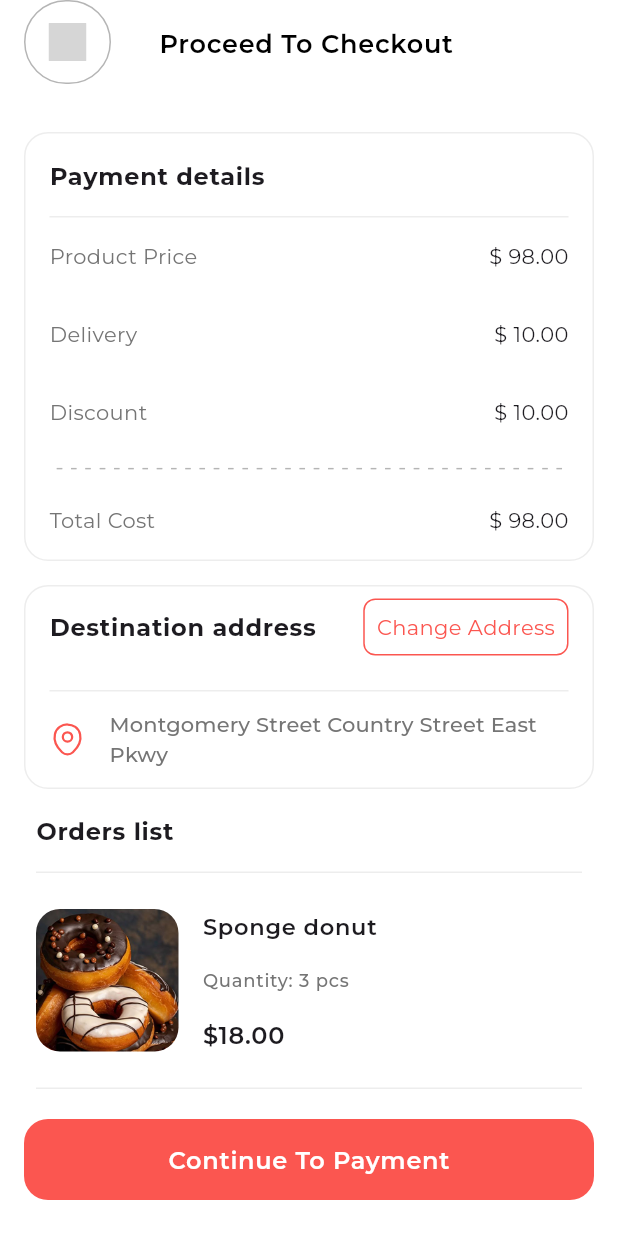
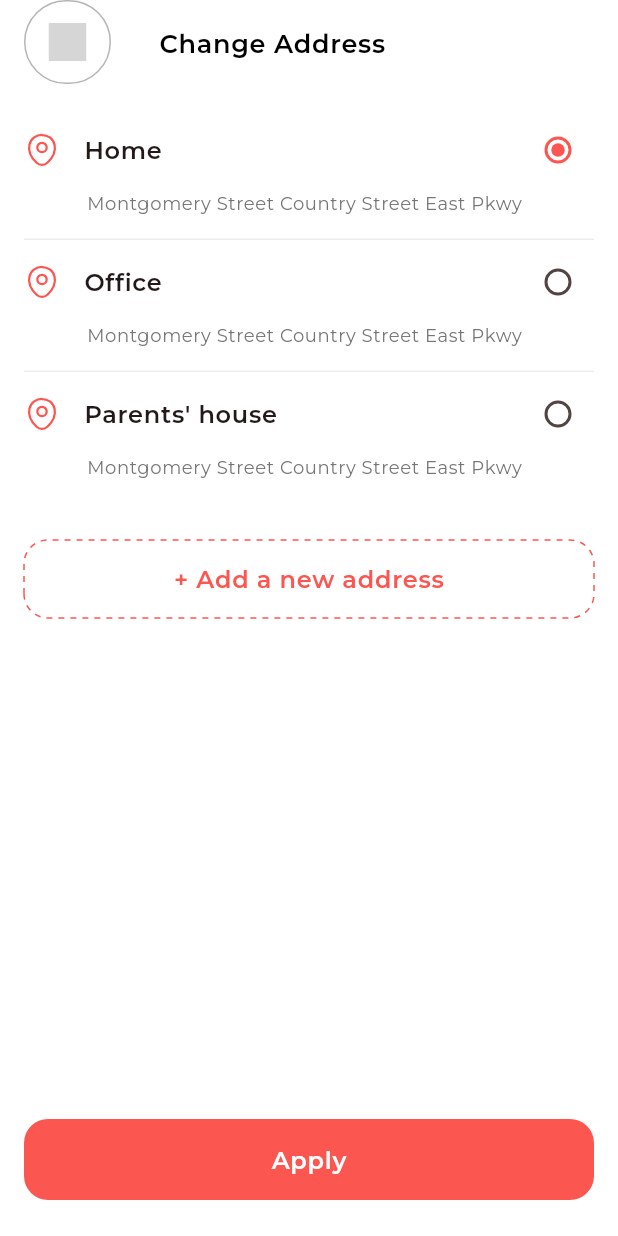
Before and after one commit to ales-dev-studio/Flutter-Sweet-Shop-App-UI, a Flutter app: the ProceedToCheckoutScreen screen opened directly, after a tap on "Change Address", on a phone screen of 412 x 824 dp. Run offline on Flutter 3.47's test engine with Material 3 defaults, Android fonts, the light colour scheme and no system bars; drawn by our look-alikes of dotted_border; our stand-ins replace bloc, carousel_slider, flutter_bloc, flutter_svg, google_fonts, readmore and 1 more; grey boxes are pictures that could not be loaded.

Commit message:
Implement change address screen screen

```diff
--- /dev/null
+++ b/lib/features/cart_feature/presentation/screens/change_address_screen.dart
@@ -0,0 +1,121 @@
+import 'package:dotted_border/dotted_border.dart';
+import 'package:flutter/material.dart';
+import 'package:flutter_sweet_shop_app_ui/core/theme/dimens.dart';
+import 'package:flutter_sweet_shop_app_ui/core/theme/theme.dart';
+import 'package:flutter_sweet_shop_app_ui/core/utils/sized_context.dart';
+import 'package:flutter_sweet_shop_app_ui/core/widgets/app_divider.dart';
+import 'package:flutter_sweet_shop_app_ui/core/widgets/app_scaffold.dart';
+import 'package:flutter_sweet_shop_app_ui/core/widgets/general_app_bar.dart';
+
+import '../../../../core/gen/assets.gen.dart';
+import '../../../../core/widgets/app_button.dart';
+import '../../../../core/widgets/app_svg_viewer.dart';
+
+class ChangeAddressScreen extends StatelessWidget {
+  const ChangeAddressScreen({super.key});
+
+  @override
+  Widget build(BuildContext context) {
+    final appTypography = context.theme.appTypography;
+    final appColors = context.theme.appColors;
+    final List<String> titles = ['Home', 'Office', 'Parents\' house'];
+    return AppScaffold(
+      appBar: GeneralAppBar(title: 'Change Address'),
+      body: SingleChildScrollView(
+        child: Column(
+          children: [
+            ListView.separated(
+              itemCount: titles.length,
+              shrinkWrap: true,
+              physics: NeverScrollableScrollPhysics(),
+              itemBuilder: (final context, final index) {
+                return InkWell(
+                  onTap: () {},
+                  child: Column(
+                    crossAxisAlignment: CrossAxisAlignment.start,
+                    children: [
+                      ListTile(
+                        contentPadding: EdgeInsets.zero,
+                        leading: AppSvgViewer(
+                          Assets.icons.location,
+                          color: appColors.primary,
+                        ),
+                        title: Text(
+                          titles[index],
+                          style: appTypography.bodyLarge,
+                        ),
+                        trailing: Radio(
+                          value: index == 0,
+                          groupValue: true,
+                          onChanged: (final value) {},
+                          activeColor: appColors.primary,
+                        ),
+                      ),
+                      Padding(
+                        padding: const EdgeInsets.only(
+                          left: 42,
+                          right: Dimens.largePadding,
+                          bottom: Dimens.largePadding,
+                        ),
+                        child: Text(
+                          'Montgomery Street Country Street East Pkwy',
+                          style: appTypography.bodySmall.copyWith(
+                            color: appColors.gray4,
+                          ),
+                        ),
+                      ),
+                    ],
+                  ),
+                );
+              },
+              separatorBuilder: (final context, final index) {
+                return AppDivider();
+              },
+            ),
+            SizedBox(height: Dimens.veryLargePadding,),
+            SizedBox(
+              width: context.widthPx,
+              child: DottedBorder(
+                options: RoundedRectDottedBorderOptions(
+                  dashPattern: [4],
+                  strokeWidth: 1,
+                  radius: Radius.circular(Dimens.corners),
+                  color: appColors.primary,
+                ),
+                child: InkWell(
+                  onTap: (){},
+                  borderRadius: BorderRadius.circular(Dimens.corners),
+                  child: Padding(
+                    padding: EdgeInsets.all(Dimens.mediumPadding),
+                    child: Center(
+                      child: Text(
+                        '+ Add a new address',
+                        style: appTypography.bodyLarge.copyWith(
+                          color: appColors.primary,
+                        ),
+                      ),
+                    ),
+                  ),
+                ),
+              ),
+            )
+          ],
+        ),
+      ),
+      bottomNavigationBar: Padding(
+        padding: EdgeInsets.only(
+          left: Dimens.largePadding,
+          right: Dimens.largePadding,
+          bottom: Dimens.padding,
+        ),
+        child: AppButton(
+          onPressed: () {},
+          title: 'Apply',
+          textStyle: appTypography.bodyLarge,
+          borderRadius: Dimens.corners,
+          margin: EdgeInsets.symmetric(vertical: Dimens.largePadding),
+        ),
+      ),
+    );
+  }
+}
--- a/lib/features/cart_feature/presentation/screens/proceed_to_checkout_screen.dart
+++ b/lib/features/cart_feature/presentation/screens/proceed_to_checkout_screen.dart
@@ -1,11 +1,13 @@
 import 'package:flutter/material.dart';
 import 'package:flutter_sweet_shop_app_ui/core/theme/dimens.dart';
 import 'package:flutter_sweet_shop_app_ui/core/theme/theme.dart';
+import 'package:flutter_sweet_shop_app_ui/core/utils/app_navigator.dart';
 import 'package:flutter_sweet_shop_app_ui/core/widgets/app_divider.dart';
 import 'package:flutter_sweet_shop_app_ui/core/widgets/app_scaffold.dart';
 import 'package:flutter_sweet_shop_app_ui/core/widgets/app_svg_viewer.dart';
 import 'package:flutter_sweet_shop_app_ui/core/widgets/bordered_container.dart';
 import 'package:flutter_sweet_shop_app_ui/core/widgets/general_app_bar.dart';
+import 'package:flutter_sweet_shop_app_ui/features/cart_feature/presentation/screens/change_address_screen.dart';
 import 'package:flutter_sweet_shop_app_ui/features/cart_feature/presentation/widgets/orders_list_for_checkout.dart';
 import 'package:flutter_sweet_shop_app_ui/features/cart_feature/presentation/widgets/payment_details_item.dart';
 
@@ -79,7 +81,9 @@ class ProceedToCheckoutScreen extends StatelessWidget {
                           borderColor: appColors.primary,
                           borderRadius: Dimens.smallCorners,
                           child: InkWell(
-                            onTap: () {},
+                            onTap: () {
+                              appPush(context, ChangeAddressScreen());
+                            },
                             borderRadius: BorderRadius.circular(
                               Dimens.smallCorners,
                             ),
--- a/pubspec.yaml
+++ b/pubspec.yaml
@@ -21,6 +21,7 @@ dependencies:
   carousel_slider: ^5.0.0
   smooth_page_indicator: ^1.2.1
   readmore: ^3.0.0
+  dotted_border: ^3.1.0
 
 dev_dependencies:
   build_runner: ^2.4.15
```
Also changed, not shown: pubspec.lock.
